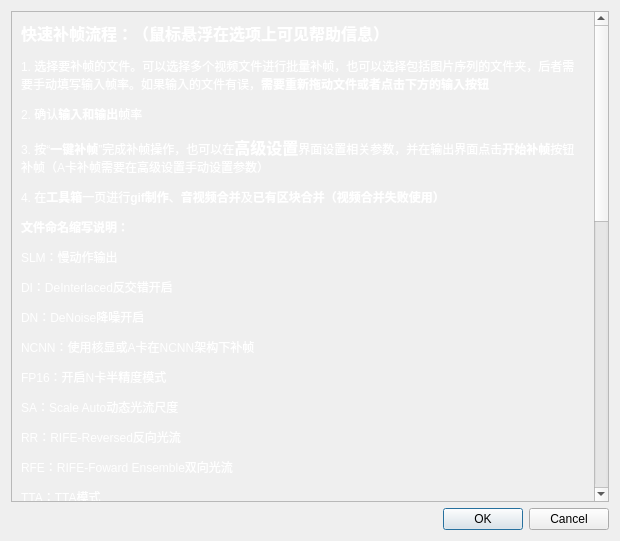
Old version of the form Utils/SVFI_help.ui in the repository 100wman/RIFE_GUI.
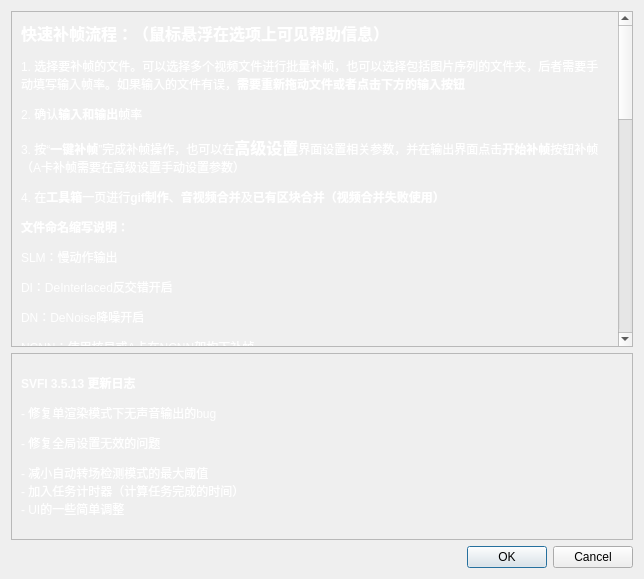
New version of the form.

Commit message: Update SVFI 3.5.13 Update Log - Fix No Audio Output under Render-Only Mode     - Fix Global Settings Mode(make it online)     - Reduce Scene Death Threshold under Auto mode to increase result credulity     - Add Timer for all mission     - UI modification

```diff
--- a/Utils/SVFI_help.ui
+++ b/Utils/SVFI_help.ui
@@ -6,15 +6,25 @@
    <rect>
     <x>0</x>
     <y>0</y>
-    <width>620</width>
-    <height>541</height>
+    <width>644</width>
+    <height>579</height>
    </rect>
   </property>
   <property name="windowTitle">
    <string>Dialog</string>
   </property>
   <layout class="QGridLayout" name="gridLayout">
-   <item row="0" column="0">
+   <item row="6" column="0">
+    <widget class="QDialogButtonBox" name="buttonBox">
+     <property name="orientation">
+      <enum>Qt::Horizontal</enum>
+     </property>
+     <property name="standardButtons">
+      <set>QDialogButtonBox::Cancel|QDialogButtonBox::Ok</set>
+     </property>
+    </widget>
+   </item>
+   <item row="4" column="0">
     <widget class="QScrollArea" name="scrollArea">
      <property name="sizePolicy">
       <sizepolicy hsizetype="Expanding" vsizetype="Preferred">
@@ -29,9 +39,9 @@
       <property name="geometry">
        <rect>
         <x>0</x>
-        <y>0</y>
-        <width>583</width>
-        <height>1008</height>
+        <y>-343</y>
+        <width>607</width>
+        <height>956</height>
        </rect>
       </property>
       <layout class="QVBoxLayout" name="verticalLayout_3">
@@ -44,7 +54,7 @@
           </sizepolicy>
          </property>
          <property name="text">
-          <string>&lt;html&gt;&lt;head/&gt;&lt;body&gt;&lt;p&gt;&lt;span style=&quot; font-size:12pt; font-weight:600; color:#ffffff;&quot;&gt;快速补帧流程：（鼠标悬浮在选项上可见帮助信息）&lt;/span&gt;&lt;/p&gt;&lt;p&gt;&lt;span style=&quot; color:#ffffff;&quot;&gt;1. 选择要补帧的文件。可以选择多个视频文件进行批量补帧，也可以选择包括图片序列的文件夹，后者需要手动填写输入帧率。如果输入的文件有误，&lt;/span&gt;&lt;span style=&quot; font-weight:600; color:#ffffff;&quot;&gt;需要重新拖动文件或者点击下方的输入按钮&lt;/span&gt;&lt;/p&gt;&lt;p&gt;&lt;span style=&quot; color:#ffffff;&quot;&gt;2. 确认&lt;/span&gt;&lt;span style=&quot; font-weight:600; color:#ffffff;&quot;&gt;输入和输出&lt;/span&gt;&lt;span style=&quot; color:#ffffff;&quot;&gt;帧率&lt;/span&gt;&lt;/p&gt;&lt;p&gt;&lt;span style=&quot; color:#ffffff;&quot;&gt;3. 按“&lt;/span&gt;&lt;span style=&quot; font-weight:600; color:#ffffff;&quot;&gt;一键补帧&lt;/span&gt;&lt;span style=&quot; color:#ffffff;&quot;&gt;”完成补帧操作，也可以在&lt;/span&gt;&lt;span style=&quot; font-size:12pt; font-weight:600; color:#ffffff;&quot;&gt;高级设置&lt;/span&gt;&lt;span style=&quot; color:#ffffff;&quot;&gt;界面设置相关参数，并在输出界面点击&lt;/span&gt;&lt;span style=&quot; font-weight:600; color:#ffffff;&quot;&gt;开始补帧&lt;/span&gt;&lt;span style=&quot; color:#ffffff;&quot;&gt;按钮补帧（A卡补帧需要在高级设置手动设置参数）&lt;/span&gt;&lt;/p&gt;&lt;p&gt;&lt;span style=&quot; color:#ffffff;&quot;&gt;4. 在&lt;/span&gt;&lt;span style=&quot; font-weight:600; color:#ffffff;&quot;&gt;工具箱&lt;/span&gt;&lt;span style=&quot; color:#ffffff;&quot;&gt;一页进行&lt;/span&gt;&lt;span style=&quot; font-weight:600; color:#ffffff;&quot;&gt;gif制作&lt;/span&gt;&lt;span style=&quot; color:#ffffff;&quot;&gt;、&lt;/span&gt;&lt;span style=&quot; font-weight:600; color:#ffffff;&quot;&gt;音视频合并&lt;/span&gt;&lt;span style=&quot; color:#ffffff;&quot;&gt;及&lt;/span&gt;&lt;span style=&quot; font-weight:600; color:#ffffff;&quot;&gt;已有区块合并（视频合并失败使用）&lt;/span&gt;&lt;/p&gt;&lt;p&gt;&lt;span style=&quot; font-weight:600; color:#ffffff;&quot;&gt;文件命名缩写说明：&lt;/span&gt;&lt;/p&gt;&lt;p&gt;&lt;span style=&quot; color:#ffffff;&quot;&gt;SLM：慢动作输出&lt;/span&gt;&lt;/p&gt;&lt;p&gt;&lt;span style=&quot; color:#ffffff;&quot;&gt;DI：DeInterlaced反交错开启&lt;/span&gt;&lt;/p&gt;&lt;p&gt;&lt;span style=&quot; color:#ffffff;&quot;&gt;DN：DeNoise降噪开启&lt;/span&gt;&lt;/p&gt;&lt;p&gt;&lt;span style=&quot; color:#ffffff;&quot;&gt;NCNN：使用核显或A卡在NCNN架构下补帧&lt;/span&gt;&lt;/p&gt;&lt;p&gt;&lt;span style=&quot; color:#ffffff;&quot;&gt;FP16：开启N卡半精度模式&lt;/span&gt;&lt;/p&gt;&lt;p&gt;&lt;span style=&quot; color:#ffffff;&quot;&gt;SA：Scale Auto动态光流尺度&lt;/span&gt;&lt;/p&gt;&lt;p&gt;&lt;span style=&quot; color:#ffffff;&quot;&gt;RR：RIFE-Reversed反向光流&lt;/span&gt;&lt;/p&gt;&lt;p&gt;&lt;span style=&quot; color:#ffffff;&quot;&gt;RFE：RIFE-Foward Ensemble双向光流&lt;/span&gt;&lt;/p&gt;&lt;p&gt;&lt;span style=&quot; color:#ffffff;&quot;&gt;TTA：TTA模式&lt;/span&gt;&lt;/p&gt;&lt;p&gt;&lt;span style=&quot; color:#ffffff;&quot;&gt;SR：SuperResolution使用超分&lt;/span&gt;&lt;/p&gt;&lt;p&gt;&lt;span style=&quot; color:#ffffff;&quot;&gt;RD：Remove Duplicates去除重复帧模式&lt;/span&gt;&lt;/p&gt;&lt;p&gt;&lt;span style=&quot; font-weight:600; color:#ffffff;&quot;&gt;注意事项：&lt;/span&gt;&lt;/p&gt;&lt;p&gt;&lt;span style=&quot; color:#ffffff;&quot;&gt;显示“Programfinished”则任务完成&lt;/span&gt;&lt;/p&gt;&lt;p&gt;&lt;span style=&quot; color:#ffffff;&quot;&gt;如果遇到任何问题，请将基础设置、输出窗口截全图，不要录屏，并导出当前设置为settings.log文件并联系开发人员解决，群号在首页说明&lt;/span&gt;&lt;/p&gt;&lt;p&gt;&lt;span style=&quot; color:#ffffff;&quot;&gt;&lt;br/&gt;&lt;/span&gt;&lt;/p&gt;&lt;p&gt;&lt;span style=&quot; color:#ffffff;&quot;&gt;参数说明：&lt;/span&gt;&lt;/p&gt;&lt;p&gt;&lt;span style=&quot; color:#ffffff;&quot;&gt;R:当前渲染的帧数，&lt;/span&gt;&lt;/p&gt;&lt;p&gt;&lt;span style=&quot; color:#ffffff;&quot;&gt;C:当前处理的帧数，&lt;/span&gt;&lt;/p&gt;&lt;p&gt;&lt;span style=&quot; color:#ffffff;&quot;&gt;S:最近识别到的转场，&lt;/span&gt;&lt;/p&gt;&lt;p&gt;&lt;span style=&quot; color:#ffffff;&quot;&gt;SC：识别到的转场数量，&lt;/span&gt;&lt;/p&gt;&lt;p&gt;&lt;span style=&quot; color:#ffffff;&quot;&gt;TAT：TaskAcquireTime，单帧任务获取时间，即任务阻塞时间，如果该值过大，请考虑增加虚拟内存&lt;/span&gt;&lt;/p&gt;&lt;p&gt;&lt;span style=&quot; color:#ffffff;&quot;&gt;PT：ProcessTime，单帧任务处理时间，单帧补帧（+超分）花费时间&lt;/span&gt;&lt;/p&gt;&lt;p&gt;&lt;span style=&quot; color:#ffffff;&quot;&gt;QL：QueueLength，任务队列长度&lt;/span&gt;&lt;/p&gt;&lt;p&gt;&lt;span style=&quot; color:#ffffff;&quot;&gt;&lt;br/&gt;&lt;/span&gt;&lt;/p&gt;&lt;p&gt;&lt;span style=&quot; color:#ffffff;&quot;&gt;如果遇到卡顿或软件卡死，请直接右上角强制终止&lt;/span&gt;&lt;/p&gt;&lt;p&gt;&lt;span style=&quot; font-weight:600; font-style:italic; color:#ffffff;&quot;&gt;软件最终解释权归SVFI开发团队所有&lt;/span&gt;&lt;/p&gt;&lt;p&gt;&lt;span style=&quot; color:#ffffff;&quot;&gt;&lt;br/&gt;&lt;/span&gt;&lt;span style=&quot; font-weight:600; color:#ffffff;&quot;&gt;SVFI 3.5.12 更新日志&lt;/span&gt;&lt;/p&gt;&lt;p&gt;&lt;span style=&quot; color:#ffffff;&quot;&gt;- 添加指定任务功能，可以指定启动的任务条目&lt;/span&gt;&lt;/p&gt;&lt;p&gt;&lt;span style=&quot; color:#ffffff;&quot;&gt;- 优化一拍N去除，加入Sobel选项以优化平移画面的一拍N去除&lt;/span&gt;&lt;/p&gt;&lt;/body&gt;&lt;/html&gt;</string>
+          <string>&lt;html&gt;&lt;head/&gt;&lt;body&gt;&lt;p&gt;&lt;span style=&quot; font-size:12pt; font-weight:600; color:#ffffff;&quot;&gt;快速补帧流程：（鼠标悬浮在选项上可见帮助信息）&lt;/span&gt;&lt;/p&gt;&lt;p&gt;&lt;span style=&quot; color:#ffffff;&quot;&gt;1. 选择要补帧的文件。可以选择多个视频文件进行批量补帧，也可以选择包括图片序列的文件夹，后者需要手动填写输入帧率。如果输入的文件有误，&lt;/span&gt;&lt;span style=&quot; font-weight:600; color:#ffffff;&quot;&gt;需要重新拖动文件或者点击下方的输入按钮&lt;/span&gt;&lt;/p&gt;&lt;p&gt;&lt;span style=&quot; color:#ffffff;&quot;&gt;2. 确认&lt;/span&gt;&lt;span style=&quot; font-weight:600; color:#ffffff;&quot;&gt;输入和输出&lt;/span&gt;&lt;span style=&quot; color:#ffffff;&quot;&gt;帧率&lt;/span&gt;&lt;/p&gt;&lt;p&gt;&lt;span style=&quot; color:#ffffff;&quot;&gt;3. 按“&lt;/span&gt;&lt;span style=&quot; font-weight:600; color:#ffffff;&quot;&gt;一键补帧&lt;/span&gt;&lt;span style=&quot; color:#ffffff;&quot;&gt;”完成补帧操作，也可以在&lt;/span&gt;&lt;span style=&quot; font-size:12pt; font-weight:600; color:#ffffff;&quot;&gt;高级设置&lt;/span&gt;&lt;span style=&quot; color:#ffffff;&quot;&gt;界面设置相关参数，并在输出界面点击&lt;/span&gt;&lt;span style=&quot; font-weight:600; color:#ffffff;&quot;&gt;开始补帧&lt;/span&gt;&lt;span style=&quot; color:#ffffff;&quot;&gt;按钮补帧（A卡补帧需要在高级设置手动设置参数）&lt;/span&gt;&lt;/p&gt;&lt;p&gt;&lt;span style=&quot; color:#ffffff;&quot;&gt;4. 在&lt;/span&gt;&lt;span style=&quot; font-weight:600; color:#ffffff;&quot;&gt;工具箱&lt;/span&gt;&lt;span style=&quot; color:#ffffff;&quot;&gt;一页进行&lt;/span&gt;&lt;span style=&quot; font-weight:600; color:#ffffff;&quot;&gt;gif制作&lt;/span&gt;&lt;span style=&quot; color:#ffffff;&quot;&gt;、&lt;/span&gt;&lt;span style=&quot; font-weight:600; color:#ffffff;&quot;&gt;音视频合并&lt;/span&gt;&lt;span style=&quot; color:#ffffff;&quot;&gt;及&lt;/span&gt;&lt;span style=&quot; font-weight:600; color:#ffffff;&quot;&gt;已有区块合并（视频合并失败使用）&lt;/span&gt;&lt;/p&gt;&lt;p&gt;&lt;span style=&quot; font-weight:600; color:#ffffff;&quot;&gt;文件命名缩写说明：&lt;/span&gt;&lt;/p&gt;&lt;p&gt;&lt;span style=&quot; color:#ffffff;&quot;&gt;SLM：慢动作输出&lt;/span&gt;&lt;/p&gt;&lt;p&gt;&lt;span style=&quot; color:#ffffff;&quot;&gt;DI：DeInterlaced反交错开启&lt;/span&gt;&lt;/p&gt;&lt;p&gt;&lt;span style=&quot; color:#ffffff;&quot;&gt;DN：DeNoise降噪开启&lt;/span&gt;&lt;/p&gt;&lt;p&gt;&lt;span style=&quot; color:#ffffff;&quot;&gt;NCNN：使用核显或A卡在NCNN架构下补帧&lt;/span&gt;&lt;/p&gt;&lt;p&gt;&lt;span style=&quot; color:#ffffff;&quot;&gt;FP16：开启N卡半精度模式&lt;/span&gt;&lt;/p&gt;&lt;p&gt;&lt;span style=&quot; color:#ffffff;&quot;&gt;SA：Scale Auto动态光流尺度&lt;/span&gt;&lt;/p&gt;&lt;p&gt;&lt;span style=&quot; color:#ffffff;&quot;&gt;RR：RIFE-Reversed反向光流&lt;/span&gt;&lt;/p&gt;&lt;p&gt;&lt;span style=&quot; color:#ffffff;&quot;&gt;RFE：RIFE-Foward Ensemble双向光流&lt;/span&gt;&lt;/p&gt;&lt;p&gt;&lt;span style=&quot; color:#ffffff;&quot;&gt;TTA：TTA模式&lt;/span&gt;&lt;/p&gt;&lt;p&gt;&lt;span style=&quot; color:#ffffff;&quot;&gt;SR：SuperResolution使用超分&lt;/span&gt;&lt;/p&gt;&lt;p&gt;&lt;span style=&quot; color:#ffffff;&quot;&gt;RD：Remove Duplicates去除重复帧模式&lt;/span&gt;&lt;/p&gt;&lt;p&gt;&lt;span style=&quot; font-weight:600; color:#ffffff;&quot;&gt;注意事项：&lt;/span&gt;&lt;/p&gt;&lt;p&gt;&lt;span style=&quot; color:#ffffff;&quot;&gt;显示“Programfinished”则任务完成&lt;/span&gt;&lt;/p&gt;&lt;p&gt;&lt;span style=&quot; color:#ffffff;&quot;&gt;如果遇到任何问题，请将基础设置、输出窗口截全图，不要录屏，并导出当前设置为settings.log文件并联系开发人员解决，群号在首页说明&lt;/span&gt;&lt;/p&gt;&lt;p&gt;&lt;span style=&quot; color:#ffffff;&quot;&gt;&lt;br/&gt;&lt;/span&gt;&lt;/p&gt;&lt;p&gt;&lt;span style=&quot; color:#ffffff;&quot;&gt;参数说明：&lt;/span&gt;&lt;/p&gt;&lt;p&gt;&lt;span style=&quot; color:#ffffff;&quot;&gt;R:当前渲染的帧数，&lt;/span&gt;&lt;/p&gt;&lt;p&gt;&lt;span style=&quot; color:#ffffff;&quot;&gt;C:当前处理的帧数，&lt;/span&gt;&lt;/p&gt;&lt;p&gt;&lt;span style=&quot; color:#ffffff;&quot;&gt;S:最近识别到的转场，&lt;/span&gt;&lt;/p&gt;&lt;p&gt;&lt;span style=&quot; color:#ffffff;&quot;&gt;SC：识别到的转场数量，&lt;/span&gt;&lt;/p&gt;&lt;p&gt;&lt;span style=&quot; color:#ffffff;&quot;&gt;TAT：TaskAcquireTime，单帧任务获取时间，即任务阻塞时间，如果该值过大，请考虑增加虚拟内存&lt;/span&gt;&lt;/p&gt;&lt;p&gt;&lt;span style=&quot; color:#ffffff;&quot;&gt;PT：ProcessTime，单帧任务处理时间，单帧补帧（+超分）花费时间&lt;/span&gt;&lt;/p&gt;&lt;p&gt;&lt;span style=&quot; color:#ffffff;&quot;&gt;QL：QueueLength，任务队列长度&lt;/span&gt;&lt;/p&gt;&lt;p&gt;&lt;span style=&quot; color:#ffffff;&quot;&gt;&lt;br/&gt;&lt;/span&gt;&lt;/p&gt;&lt;p&gt;&lt;span style=&quot; color:#ffffff;&quot;&gt;如果遇到卡顿或软件卡死，请直接右上角强制终止&lt;/span&gt;&lt;/p&gt;&lt;p&gt;&lt;span style=&quot; font-weight:600; font-style:italic; color:#ffffff;&quot;&gt;软件最终解释权归SVFI开发团队所有&lt;/span&gt;&lt;/p&gt;&lt;p&gt;&lt;span style=&quot; color:#ffffff;&quot;&gt;&lt;br/&gt;&lt;/span&gt;&lt;/p&gt;&lt;/body&gt;&lt;/html&gt;</string>
          </property>
          <property name="scaledContents">
           <bool>true</bool>
@@ -58,14 +68,39 @@
      </widget>
     </widget>
    </item>
-   <item row="1" column="0">
-    <widget class="QDialogButtonBox" name="buttonBox">
-     <property name="orientation">
-      <enum>Qt::Horizontal</enum>
+   <item row="5" column="0">
+    <widget class="QScrollArea" name="scrollArea_2">
+     <property name="widgetResizable">
+      <bool>true</bool>
      </property>
-     <property name="standardButtons">
-      <set>QDialogButtonBox::Cancel|QDialogButtonBox::Ok</set>
-     </property>
+     <widget class="QWidget" name="scrollAreaWidgetContents_2">
+      <property name="geometry">
+       <rect>
+        <x>0</x>
+        <y>0</y>
+        <width>624</width>
+        <height>236</height>
+       </rect>
+      </property>
+      <layout class="QVBoxLayout" name="verticalLayout">
+       <item>
+        <widget class="QLabel" name="label">
+         <property name="text">
+          <string>&lt;!DOCTYPE HTML PUBLIC &quot;-//W3C//DTD HTML 4.0//EN&quot; &quot;http://www.w3.org/TR/REC-html40/strict.dtd&quot;&gt;
+&lt;html&gt;&lt;head&gt;&lt;meta name=&quot;qrichtext&quot; content=&quot;1&quot; /&gt;&lt;style type=&quot;text/css&quot;&gt;
+p, li { white-space: pre-wrap; }
+&lt;/style&gt;&lt;/head&gt;&lt;body style=&quot; font-family:'SimSun'; font-size:9pt; font-weight:400; font-style:normal;&quot;&gt;
+&lt;p style=&quot; margin-top:12px; margin-bottom:12px; margin-left:0px; margin-right:0px; -qt-block-indent:0; text-indent:0px;&quot;&gt;&lt;span style=&quot; font-weight:600; color:#ffffff;&quot;&gt;SVFI 3.5.13 更新日志&lt;/span&gt;&lt;/p&gt;
+&lt;p style=&quot; margin-top:12px; margin-bottom:12px; margin-left:0px; margin-right:0px; -qt-block-indent:0; text-indent:0px;&quot;&gt;&lt;span style=&quot; color:#ffffff;&quot;&gt;- 修复单渲染模式下无声音输出的bug&lt;/span&gt;&lt;/p&gt;
+&lt;p style=&quot; margin-top:12px; margin-bottom:12px; margin-left:0px; margin-right:0px; -qt-block-indent:0; text-indent:0px;&quot;&gt;&lt;span style=&quot; color:#ffffff;&quot;&gt;- 修复全局设置无效的问题&lt;/span&gt;&lt;/p&gt;
+&lt;p style=&quot; margin-top:0px; margin-bottom:0px; margin-left:0px; margin-right:0px; -qt-block-indent:0; text-indent:0px;&quot;&gt;&lt;span style=&quot; color:#ffffff;&quot;&gt;- 减小自动转场检测模式的最大阈值&lt;/span&gt;&lt;/p&gt;
+&lt;p style=&quot; margin-top:0px; margin-bottom:0px; margin-left:0px; margin-right:0px; -qt-block-indent:0; text-indent:0px;&quot;&gt;&lt;span style=&quot; color:#ffffff;&quot;&gt;- 加入任务计时器（计算任务完成的时间）&lt;/span&gt;&lt;/p&gt;
+&lt;p style=&quot; margin-top:0px; margin-bottom:0px; margin-left:0px; margin-right:0px; -qt-block-indent:0; text-indent:0px;&quot;&gt;&lt;span style=&quot; color:#ffffff;&quot;&gt;- UI的一些简单调整&lt;/span&gt;&lt;/p&gt;&lt;/body&gt;&lt;/html&gt;</string>
+         </property>
+        </widget>
+       </item>
+      </layout>
+     </widget>
     </widget>
    </item>
   </layout>
```
The commit also changes 8 other files.
